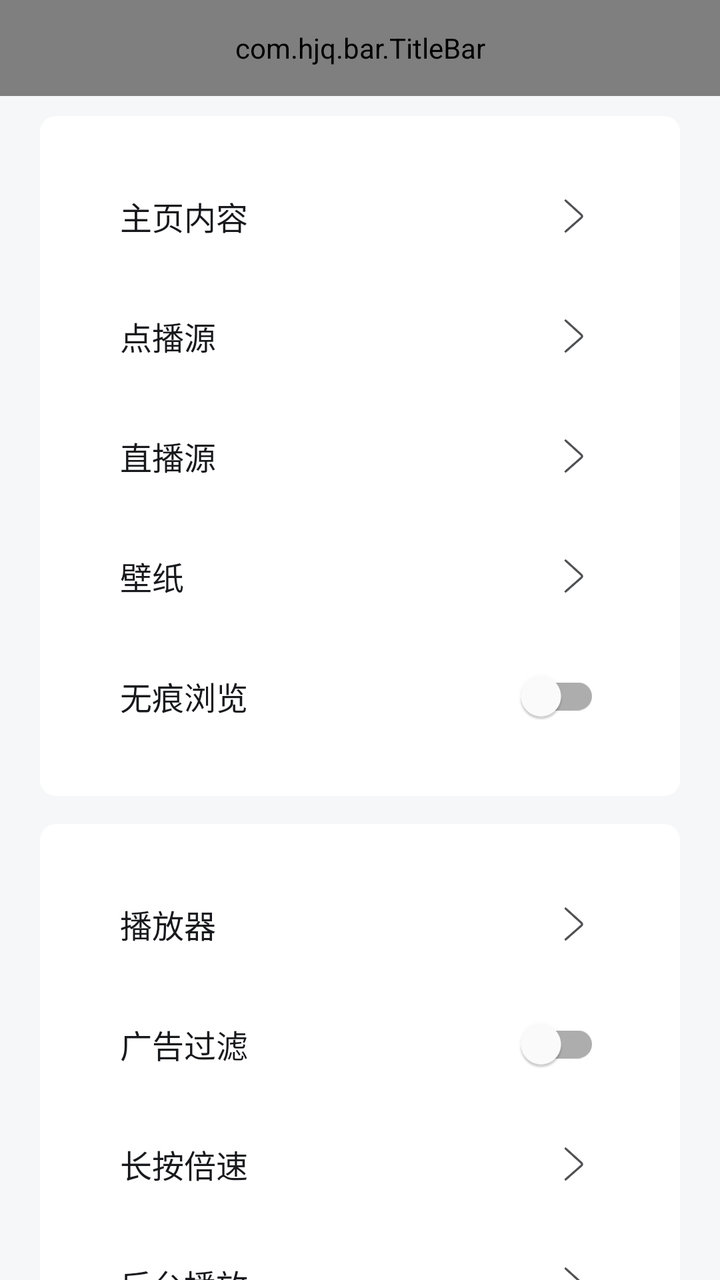
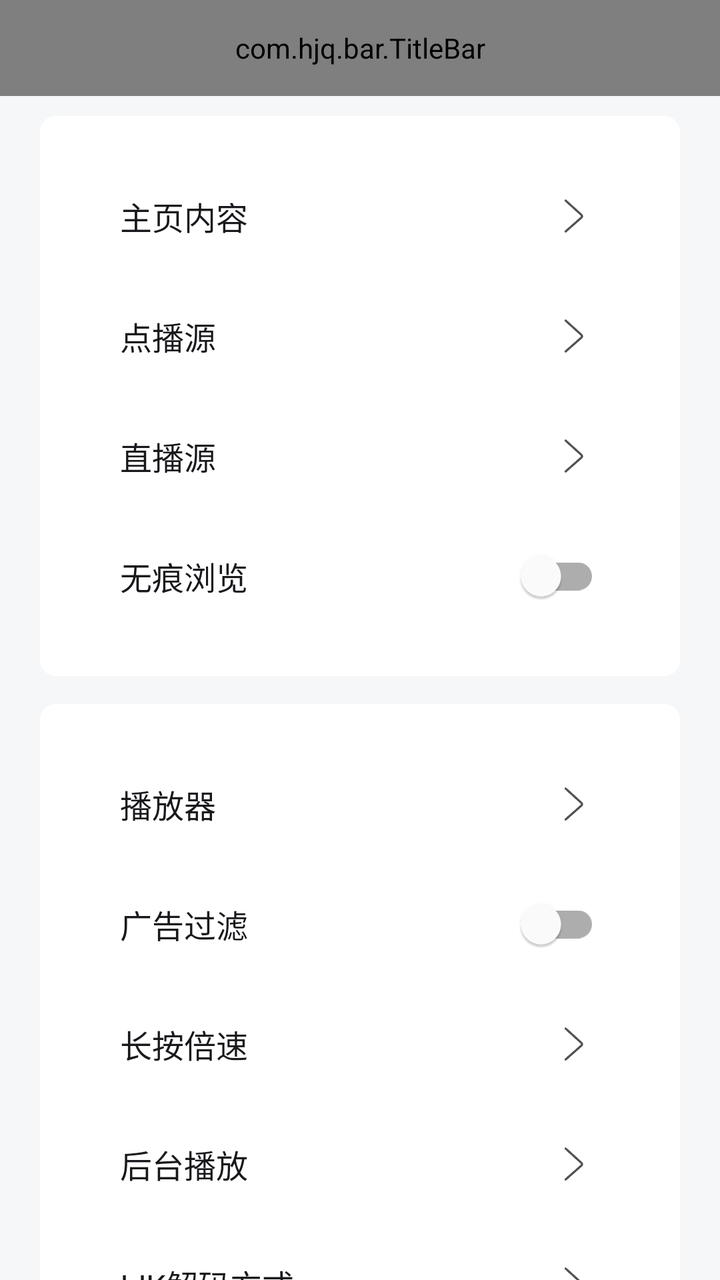

An Android layout rendered at two revisions. The XML below is the earlier revision; the diff shows what the commit changed to produce the second picture.
<!-- AndroidManifest.xml: application theme AppTheme -->
<!-- res/layout/activity_setting.xml -->
<?xml version="1.0" encoding="utf-8"?>
<LinearLayout xmlns:android="http://schemas.android.com/apk/res/android"
    xmlns:app="http://schemas.android.com/apk/res-auto"
    xmlns:tools="http://schemas.android.com/tools"
    android:layout_width="match_parent"
    android:layout_height="match_parent"
    android:orientation="vertical">

    <com.hjq.bar.TitleBar
        android:id="@+id/title_bar"
        android:layout_width="match_parent"
        android:layout_height="48dp"
        android:background="@color/bili_bg_card"
        app:title="设置"
        app:titleStyle="bold"
        app:titleSize="17sp"
        app:titleColor="@color/bili_text_primary"
        app:lineVisible="true"/>

    <ScrollView
        android:layout_width="match_parent"
        android:layout_height="wrap_content"
        android:scrollbars="none"
        >

        <LinearLayout
            android:layout_width="match_parent"
            android:layout_height="wrap_content"
            android:orientation="vertical"
            android:layout_marginHorizontal="20dp"
            android:paddingVertical="10dp">

            <LinearLayout
                android:layout_width="match_parent"
                android:layout_height="wrap_content"
                android:orientation="vertical"
                android:paddingVertical="20dp"
                android:background="@drawable/bg_card_round">

                <LinearLayout
                    android:id="@+id/llHomeRec"
                    android:layout_width="match_parent"
                    android:layout_height="@dimen/dp_60"
                    android:layout_weight="1"
                    android:focusable="true"
                    android:gravity="center_vertical"
                    android:orientation="horizontal"
                    android:paddingHorizontal="40dp"
                    android:foreground="?android:selectableItemBackground"
                    >

                    <TextView
                        android:layout_width="wrap_content"
                        android:layout_height="wrap_content"
                        android:text="主页内容"
                        android:textColor="@color/text_foreground"
                        android:textSize="16sp"/>

                    <Space
                        android:layout_width="0dp"
                        android:layout_height="wrap_content"
                        android:layout_weight="1" />

                    <TextView
                        android:id="@+id/tvHomeRec"
                        android:layout_width="wrap_content"
                        android:layout_height="wrap_content"

                        />

                    <ImageView
                        android:layout_width="26dp"
                        android:layout_height="26dp"
                        android:layout_gravity="center"
                        android:alpha="0.75"
                        android:src="@drawable/icon_pre"
                        app:tint="@color/text_foreground"/>
                </LinearLayout>


                <LinearLayout
                    android:id="@+id/showFastSearch"
                    android:layout_width="match_parent"
                    android:layout_height="@dimen/dp_60"
                    android:layout_marginBottom="@dimen/dp_10"
                    android:focusable="true"
                    android:gravity="center_vertical"
                    android:orientation="horizontal"
                    android:paddingHorizontal="20dp"
                    android:visibility="gone">

                    <TextView
                        android:layout_width="wrap_content"
                        android:layout_height="wrap_content"
                        android:text="聚合模式"
                        android:textColor="@color/text_foreground"
                        android:textSize="16sp"
                        />

                    <Space
                        android:layout_width="0dp"
                        android:layout_height="wrap_content"
                        android:layout_weight="1" />

                    <TextView
                        android:id="@+id/showFastSearchText"
                        android:layout_width="wrap_content"
                        android:layout_height="wrap_content"

                        />

                    <ImageView
                        android:layout_width="26dp"
                        android:layout_height="26dp"
                        android:layout_gravity="center"
                        android:alpha="0.75"
                        android:src="@drawable/icon_pre"
                        app:tint="@color/text_foreground"/>
                </LinearLayout>

                <LinearLayout
                    android:id="@+id/llVodApi"
                    android:layout_width="match_parent"
                    android:layout_height="@dimen/dp_60"
                    android:focusable="true"
                    android:gravity="center_vertical"
                    android:orientation="horizontal"
                    android:paddingHorizontal="40dp"
                    android:foreground="?android:selectableItemBackground">

                    <TextView
                        android:layout_width="wrap_content"
                        android:layout_height="wrap_content"
                        android:text="点播源"
                        android:textColor="@color/text_foreground"
                        android:textSize="16sp" />

                    <Space
                        android:layout_width="0dp"
                        android:layout_height="wrap_content"
                        android:layout_weight="1" />

                    <TextView
                        android:id="@+id/tvVodApi"
                        android:layout_width="wrap_content"
                        android:layout_height="wrap_content"
                        android:maxWidth="180dp"
                        android:ellipsize="middle"
                        android:singleLine="true" />

                    <ImageView
                        android:layout_width="26dp"
                        android:layout_height="26dp"
                        android:alpha="0.75"
                        android:src="@drawable/icon_pre"
                        app:tint="@color/text_foreground" />
                </LinearLayout>

                <LinearLayout
                    android:id="@+id/llLiveApi"
                    android:layout_width="match_parent"
                    android:layout_height="@dimen/dp_60"
                    android:layout_weight="1"
                    android:focusable="true"
                    android:gravity="center_vertical"
                    android:orientation="horizontal"
                    android:paddingHorizontal="40dp"
                    android:foreground="?android:selectableItemBackground">

                    <TextView
                        android:layout_width="wrap_content"
                        android:layout_height="wrap_content"
                        android:text="直播源"
                        android:textColor="@color/text_foreground"
                        android:textSize="16sp"
                        />

                    <Space
                        android:layout_width="0dp"
                        android:layout_height="wrap_content"
                        android:layout_weight="1" />

                    <TextView
                        android:id="@+id/tvLiveApi"
                        android:layout_width="wrap_content"
                        android:layout_height="wrap_content"
                        android:maxWidth="180dp"
                        android:ellipsize="middle"
                        android:singleLine="true" />

                    <ImageView
                        android:layout_width="26dp"
                        android:layout_height="26dp"
                        android:layout_gravity="center"
                        android:alpha="0.75"
                        android:src="@drawable/icon_pre"
                        app:tint="@color/text_foreground"/>
                </LinearLayout>

                <LinearLayout
                    android:id="@+id/llWallpaper"
                    android:layout_width="match_parent"
                    android:layout_height="@dimen/dp_60"
                    android:focusable="true"
                    android:gravity="center_vertical"
                    android:orientation="horizontal"
                    android:paddingHorizontal="40dp"
                    android:foreground="?android:selectableItemBackground">

                    <TextView
                        android:layout_width="wrap_content"
                        android:layout_height="wrap_content"
                        android:text="壁纸"
                        android:textColor="@color/text_foreground"
                        android:textSize="16sp" />

                    <Space
                        android:layout_width="0dp"
                        android:layout_height="wrap_content"
                        android:layout_weight="1" />

                    <TextView
                        android:id="@+id/tvWallpaper"
                        android:layout_width="wrap_content"
                        android:layout_height="wrap_content"
                        android:maxWidth="180dp"
                        android:ellipsize="middle"
                        android:singleLine="true" />

                    <ImageView
                        android:layout_width="26dp"
                        android:layout_height="26dp"
                        android:alpha="0.75"
                        android:src="@drawable/icon_pre"
                        app:tint="@color/text_foreground" />
                </LinearLayout>

                <LinearLayout
                    android:id="@+id/llPrivateBrowsing"
                    android:layout_width="match_parent"
                    android:layout_height="@dimen/dp_60"
                    android:layout_weight="1"
                    android:focusable="true"
                    android:gravity="center_vertical"
                    android:orientation="horizontal"
                    android:paddingHorizontal="40dp"
                    android:foreground="?android:selectableItemBackground">

                    <TextView
                        android:layout_width="wrap_content"
                        android:layout_height="wrap_content"
                        android:text="无痕浏览"
                        android:textColor="@color/text_foreground"
                        android:textSize="16sp"
                        />

                    <Space
                        android:layout_width="0dp"
                        android:layout_height="wrap_content"
                        android:layout_weight="1" />

                    <com.google.android.material.switchmaterial.SwitchMaterial
                        android:id="@+id/switchPrivateBrowsing"
                        android:layout_width="wrap_content"
                        android:layout_height="wrap_content"
                        android:clickable="false"/>
                </LinearLayout>
            </LinearLayout>

            <LinearLayout
                android:layout_width="match_parent"
                android:layout_height="wrap_content"
                android:orientation="vertical"
                android:paddingVertical="20dp"
                android:layout_marginTop="14dp"
                android:background="@drawable/bg_card_round">
                <LinearLayout
                    android:id="@+id/llPlay"
                    android:layout_width="match_parent"
                    android:layout_height="@dimen/dp_60"
                    android:layout_weight="1"
                    android:focusable="true"
                    android:gravity="center_vertical"
                    android:orientation="horizontal"
                    android:paddingHorizontal="40dp"
                    android:foreground="?android:selectableItemBackground">

                    <TextView
                        android:layout_width="wrap_content"
                        android:layout_height="wrap_content"
                        android:text="播放器"
                        android:textColor="@color/text_foreground"
                        android:textSize="16sp"
                        />

                    <Space
                        android:layout_width="0dp"
                        android:layout_height="wrap_content"
                        android:layout_weight="1" />

                    <TextView
                        android:id="@+id/tvPlay"
                        android:layout_width="wrap_content"
                        android:layout_height="wrap_content"
                        />

                    <ImageView
                        android:layout_width="26dp"
                        android:layout_height="26dp"
                        android:layout_gravity="center"
                        android:alpha="0.75"
                        android:src="@drawable/icon_pre"
                        app:tint="@color/text_foreground"/>
                </LinearLayout>

                <LinearLayout
                    android:id="@+id/llVideoPurify"
                    android:layout_width="match_parent"
                    android:layout_height="60dp"
                    android:focusable="true"
                    android:gravity="center_vertical"
                    android:orientation="horizontal"
                    android:paddingHorizontal="40dp"
                    android:foreground="?android:selectableItemBackground">

                    <TextView
                        android:layout_width="wrap_content"
                        android:layout_height="wrap_content"
                        android:text="广告过滤"
                        android:textColor="@color/text_foreground"
                        android:textSize="16sp"/>

                    <Space
                        android:layout_width="0dp"
                        android:layout_height="wrap_content"
                        android:layout_weight="1" />

                    <com.google.android.material.switchmaterial.SwitchMaterial
                        android:id="@+id/switchVideoPurify"
                        android:layout_width="wrap_content"
                        android:layout_height="wrap_content"
                        android:clickable="false"/>
                </LinearLayout>

                <LinearLayout
                    android:id="@+id/llPressSpeed"
                    android:layout_width="match_parent"
                    android:layout_height="@dimen/dp_60"
                    android:layout_weight="1"
                    android:focusable="true"
                    android:gravity="center_vertical"
                    android:orientation="horizontal"
                    android:paddingHorizontal="40dp"
                    android:foreground="?android:selectableItemBackground">

                    <TextView
                        android:layout_width="wrap_content"
                        android:layout_height="wrap_content"
                        android:text="长按倍速"
                        android:textColor="@color/text_foreground"
                        android:textSize="16sp"
                        />

                    <Space
                        android:layout_width="0dp"
                        android:layout_height="wrap_content"
                        android:layout_weight="1" />

                    <TextView
                        android:id="@+id/tvSpeed"
                        android:layout_width="wrap_content"
                        android:layout_height="wrap_content"

                        />

                    <ImageView
                        android:layout_width="26dp"
                        android:layout_height="26dp"
                        android:layout_gravity="center"
                        android:alpha="0.75"
                        android:src="@drawable/icon_pre"
                        app:tint="@color/text_foreground"/>
                </LinearLayout>

                <LinearLayout
                    android:id="@+id/llBackgroundPlay"
                    android:layout_width="match_parent"
                    android:layout_height="@dimen/dp_60"
                    android:layout_weight="1"
                    android:focusable="true"
                    android:gravity="center_vertical"
                    android:orientation="horizontal"
                    android:paddingHorizontal="40dp"
                    android:foreground="?android:selectableItemBackground">

                    <TextView
                        android:layout_width="wrap_content"
                        android:layout_height="wrap_content"
                        android:text="后台播放"
                        android:textColor="@color/text_foreground"
                        android:textSize="16sp"
                        />

                    <Space
                        android:layout_width="0dp"
                        android:layout_height="wrap_content"
                        android:layout_weight="1" />

                    <TextView
                        android:id="@+id/tvBackgroundPlayType"
                        android:layout_width="wrap_content"
                        android:layout_height="wrap_content"
                        />

                    <ImageView
                        android:layout_width="26dp"
                        android:layout_height="26dp"
                        android:layout_gravity="center"
                        android:alpha="0.75"
                        android:src="@drawable/icon_pre"
                        app:tint="@color/text_foreground"/>
                </LinearLayout>

                <LinearLayout
                    android:id="@+id/llMediaCodec"
                    android:layout_width="match_parent"
                    android:layout_height="@dimen/dp_60"
                    android:focusable="true"
                    android:gravity="center_vertical"
                    android:orientation="horizontal"
                    android:paddingHorizontal="40dp"
                    android:foreground="?android:selectableItemBackground">

                    <TextView
                        android:layout_width="wrap_content"
                        android:layout_height="wrap_content"
                        android:text="IJK解码方式"
                        android:textColor="@color/text_foreground"
                        android:textSize="16sp"
                        />

                    <Space
                        android:layout_width="0dp"
                        android:layout_height="wrap_content"
                        android:layout_weight="1" />

                    <TextView
                        android:id="@+id/tvMediaCodec"
                        android:layout_width="wrap_content"
                        android:layout_height="wrap_content"
                        />

                    <ImageView
                        android:layout_width="26dp"
                        android:layout_height="26dp"
                        android:layout_gravity="center"
                        android:alpha="0.75"
                        android:src="@drawable/icon_pre"
                        app:tint="@color/text_foreground"/>
                </LinearLayout>


                <LinearLayout
                    android:id="@+id/llRender"
                    android:layout_width="match_parent"
                    android:layout_height="@dimen/dp_60"
                    android:gravity="center_vertical"
                    android:orientation="horizontal"
                    android:paddingHorizontal="40dp"
                    android:foreground="?android:selectableItemBackground">

                    <TextView
                        android:layout_width="wrap_content"
                        android:layout_height="wrap_content"
                        android:text="渲染方式"
                        android:textColor="@color/text_foreground"
                        android:textSize="16sp"
                        />

                    <Space
                        android:layout_width="0dp"
                        android:layout_height="wrap_content"
                        android:layout_weight="1" />

                    <TextView
                        android:id="@+id/tvRenderType"
                        android:layout_width="wrap_content"
                        android:layout_height="wrap_content"

                        />

                    <ImageView
                        android:layout_width="26dp"
                        android:layout_height="26dp"
                        android:layout_gravity="center"
                        android:alpha="0.75"
                        android:src="@drawable/icon_pre"
                        app:tint="@color/text_foreground"/>
                </LinearLayout>

                <LinearLayout
                    android:id="@+id/llScale"
                    android:layout_width="match_parent"
                    android:layout_height="@dimen/dp_60"
                    android:gravity="center_vertical"
                    android:orientation="horizontal"
                    android:paddingHorizontal="40dp"
                    android:foreground="?android:selectableItemBackground">

                    <TextView
                        android:layout_width="wrap_content"
                        android:layout_height="wrap_content"
                        android:text="画面缩放"
                        android:textColor="@color/text_foreground"
                        android:textSize="16sp"
                        />

                    <Space
                        android:layout_width="0dp"
                        android:layout_height="wrap_content"
                        android:layout_weight="1" />

                    <TextView
                        android:id="@+id/tvScaleType"
                        android:layout_width="wrap_content"
                        android:layout_height="wrap_content"

                        />

                    <ImageView
                        android:layout_width="26dp"
                        android:layout_height="26dp"
                        android:layout_gravity="center"
                        android:alpha="0.75"
                        android:src="@drawable/icon_pre"
                        app:tint="@color/text_foreground"/>
                </LinearLayout>

                <LinearLayout
                    android:id="@+id/llIjkCachePlay"
                    android:layout_width="match_parent"
                    android:layout_height="60dp"
                    android:focusable="true"
                    android:gravity="center_vertical"
                    android:orientation="horizontal"
                    android:paddingHorizontal="40dp"
                    android:foreground="?android:selectableItemBackground">

                    <TextView
                        android:layout_width="wrap_content"
                        android:layout_height="wrap_content"
                        android:text="IJK缓存"
                        android:textColor="@color/text_foreground"
                        android:textSize="16sp"/>

                    <Space
                        android:layout_width="0dp"
                        android:layout_height="wrap_content"
                        android:layout_weight="1" />

                    <com.google.android.material.switchmaterial.SwitchMaterial
                        android:id="@+id/switchIjkCachePlay"
                        android:layout_width="wrap_content"
                        android:layout_height="wrap_content"
                        android:clickable="false"/>
                </LinearLayout>

            </LinearLayout>

            <LinearLayout
                android:layout_width="match_parent"
                android:layout_height="wrap_content"
                android:orientation="vertical"
                android:paddingVertical="20dp"
                android:layout_marginTop="14dp"
                android:background="@drawable/bg_card_round">

                <LinearLayout
                    android:id="@+id/llBackup"
                    android:layout_width="match_parent"
                    android:layout_height="@dimen/dp_60"
                    android:focusable="true"
                    android:gravity="center_vertical"
                    android:orientation="horizontal"
                    android:paddingHorizontal="40dp"
                    android:foreground="?android:selectableItemBackground">

                    <TextView
                        android:layout_width="wrap_content"
                        android:layout_height="wrap_content"
                        android:text="数据备份还原"
                        android:textColor="@color/text_foreground"
                        android:textSize="16sp"/>

                    <Space
                        android:layout_width="0dp"
                        android:layout_height="wrap_content"
                        android:layout_weight="1" />

                    <ImageView
                        android:layout_width="26dp"
                        android:layout_height="26dp"
                        android:layout_gravity="center"
                        android:alpha="0.75"
                        android:src="@drawable/icon_pre"
                        app:tint="@color/text_foreground"/>
                </LinearLayout>


                <LinearLayout
                    android:id="@+id/llDns"
                    android:layout_width="match_parent"
                    android:layout_height="@dimen/dp_60"
                    android:focusable="true"
                    android:gravity="center_vertical"
                    android:orientation="horizontal"
                    android:paddingHorizontal="40dp"
                    android:foreground="?android:selectableItemBackground">

                    <TextView
                        android:layout_width="wrap_content"
                        android:layout_height="wrap_content"
                        android:text="安全DNS"
                        android:textColor="@color/text_foreground"
                        android:textSize="16sp"/>

                    <Space
                        android:layout_width="0dp"
                        android:layout_height="wrap_content"
                        android:layout_weight="1" />

                    <TextView
                        android:id="@+id/tvDns"
                        android:layout_width="wrap_content"
                        android:layout_height="wrap_content"
                        />

                    <ImageView
                        android:layout_width="26dp"
                        android:layout_height="26dp"
                        android:layout_gravity="center"
                        android:alpha="0.75"
                        android:src="@drawable/icon_pre"
                        app:tint="@color/text_foreground"/>
                </LinearLayout>

                <LinearLayout
                    android:id="@+id/llHistoryNum"
                    android:layout_width="match_parent"
                    android:layout_height="@dimen/dp_60"
                    android:focusable="true"
                    android:gravity="center_vertical"
                    android:orientation="horizontal"
                    android:paddingHorizontal="40dp"
                    android:foreground="?android:selectableItemBackground">

                    <TextView
                        android:layout_width="wrap_content"
                        android:layout_height="wrap_content"
                        android:text="历史记录"
                        android:textColor="@color/text_foreground"
                        android:textSize="16sp"
                        />

                    <Space
                        android:layout_width="0dp"
                        android:layout_height="wrap_content"
                        android:layout_weight="1" />

                    <TextView
                        android:id="@+id/tvHistoryNum"
                        android:layout_width="wrap_content"
                        android:layout_height="wrap_content"

                        />

                    <ImageView
                        android:layout_width="26dp"
                        android:layout_height="26dp"
                        android:layout_gravity="center"
                        android:alpha="0.75"
                        android:src="@drawable/icon_pre"
                        app:tint="@color/text_foreground"/>
                </LinearLayout>


                <LinearLayout
                    android:id="@+id/llClearCache"
                    android:layout_width="match_parent"
                    android:layout_height="@dimen/dp_60"
                    android:focusable="true"
                    android:gravity="center_vertical"
                    android:orientation="horizontal"
                    android:paddingHorizontal="40dp"
                    android:foreground="?android:selectableItemBackground">

                    <TextView
                        android:layout_width="wrap_content"
                        android:layout_height="wrap_content"
                        android:text="清空缓存"
                        android:textColor="@color/text_foreground"
                        android:textSize="16sp"
                        />

                    <Space
                        android:layout_width="0dp"
                        android:layout_height="wrap_content"
                        android:layout_weight="1" />

                    <ImageView
                        android:layout_width="26dp"
                        android:layout_height="26dp"
                        android:layout_gravity="center"
                        android:alpha="0.75"
                        android:src="@drawable/icon_pre"
                        app:tint="@color/text_foreground"/>
                </LinearLayout>

            </LinearLayout>

        </LinearLayout>
    </ScrollView>
</LinearLayout>
<!-- resources referenced by this layout -->
<resources>
  <color name="bili_bg_card">#FFFFFF</color>
  <color name="bili_text_primary">#18191C</color>
  <color name="text_foreground">@color/bili_text_primary</color>
  <dimen name="dp_10">10dp</dimen>
  <dimen name="dp_60">60dp</dimen>
  <!-- drawable bg_card_round (drawable) -->
  <?xml version="1.0" encoding="utf-8"?>
  <shape xmlns:android="http://schemas.android.com/apk/res/android"
  	android:shape="rectangle">
  	<solid
  			android:color="@color/bili_bg_card" />
  
  	<corners
  			android:radius="@dimen/bili_card_radius" />
  
  </shape>
  <!-- drawable icon_pre: png bitmap (drawable, 3137 bytes) -->
  <style name="AppTheme" parent="Theme.MaterialComponents.Light.NoActionBar">
          
          <item name="colorPrimary">@color/colorPrimary</item>
          
          <item name="colorAccent">@color/colorAccent</item>
          
          <item name="android:windowBackground">@color/windowBackground</item>
          
          <item name="android:statusBarColor">@android:color/transparent</item>
          <item name="android:navigationBarColor">@android:color/transparent</item>
          <item name="android:windowTranslucentStatus">false</item>
          <item name="android:windowTranslucentNavigation">false</item>
          <item name="android:fitsSystemWindows">false</item>
          
          <item name="android:windowLayoutInDisplayCutoutMode">shortEdges</item>
          
          <item name="colorControlNormal">@color/bili_text_secondary</item>
      </style>
  <dimen name="bili_card_radius">8dp</dimen>
  <color name="colorPrimary">@color/bili_pink</color>
  <color name="colorAccent">@color/bili_blue</color>
  <color name="windowBackground">@color/bili_bg_page</color>
  <color name="bili_text_secondary">#61666D</color>
  <color name="bili_pink">#FB7299</color>
  <color name="bili_blue">#00AEEC</color>
  <color name="bili_bg_page">#F6F7F8</color>
</resources>

<!-- the commit's change to res/layout/activity_setting.xml (unified diff, before → after) -->
@@ -198,44 +198,6 @@
                 </LinearLayout>
 
                 <LinearLayout
-                    android:id="@+id/llWallpaper"
-                    android:layout_width="match_parent"
-                    android:layout_height="@dimen/dp_60"
-                    android:focusable="true"
-                    android:gravity="center_vertical"
-                    android:orientation="horizontal"
-                    android:paddingHorizontal="40dp"
-                    android:foreground="?android:selectableItemBackground">
-
-                    <TextView
-                        android:layout_width="wrap_content"
-                        android:layout_height="wrap_content"
-                        android:text="壁纸"
-                        android:textColor="@color/text_foreground"
-                        android:textSize="16sp" />
-
-                    <Space
-                        android:layout_width="0dp"
-                        android:layout_height="wrap_content"
-                        android:layout_weight="1" />
-
-                    <TextView
-                        android:id="@+id/tvWallpaper"
-                        android:layout_width="wrap_content"
-                        android:layout_height="wrap_content"
-                        android:maxWidth="180dp"
-                        android:ellipsize="middle"
-                        android:singleLine="true" />
-
-                    <ImageView
-                        android:layout_width="26dp"
-                        android:layout_height="26dp"
-                        android:alpha="0.75"
-                        android:src="@drawable/icon_pre"
-                        app:tint="@color/text_foreground" />
-                </LinearLayout>
-
-                <LinearLayout
                     android:id="@+id/llPrivateBrowsing"
                     android:layout_width="match_parent"
                     android:layout_height="@dimen/dp_60"
